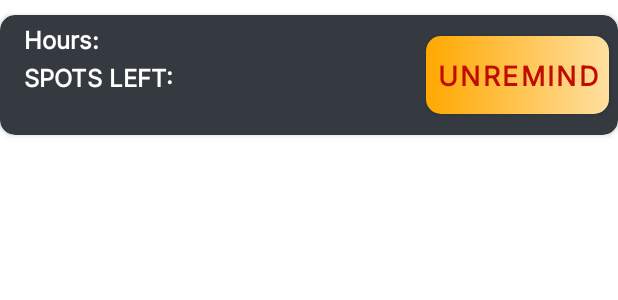
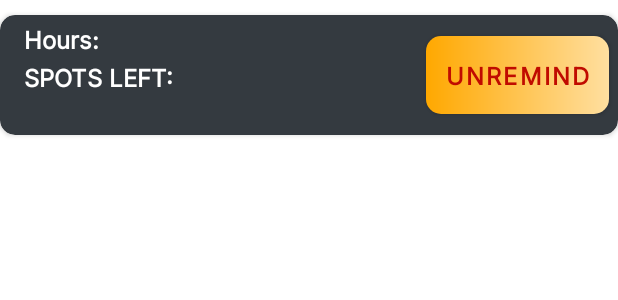
Before and after one commit to jjaguirr/MyUSCRecApp, an Android app: the layout layout_time_slot_full_unremind_me.xml on its own in the app's theme, with its tools: preview values and no code run, on a phone screen of 412 x 824 dp. Shown: the top 300 px of the screen. Run offline under Robolectric (Android 15) with nearby library versions, the light colour scheme and no system bars.

Commit message:
UNREMIND text smaller

```diff
--- a/app/src/main/res/layout/layout_time_slot_full_unremind_me.xml
+++ b/app/src/main/res/layout/layout_time_slot_full_unremind_me.xml
@@ -31,7 +31,7 @@
             android:padding="6dp"
             android:text="UNREMIND"
             android:textColor="@color/cardinal_red"
-            android:textSize="18sp"
+            android:textSize="16sp"
             android:textStyle="bold"
             app:backgroundTint="@null"
             app:layout_constraintBottom_toBottomOf="parent"
```
